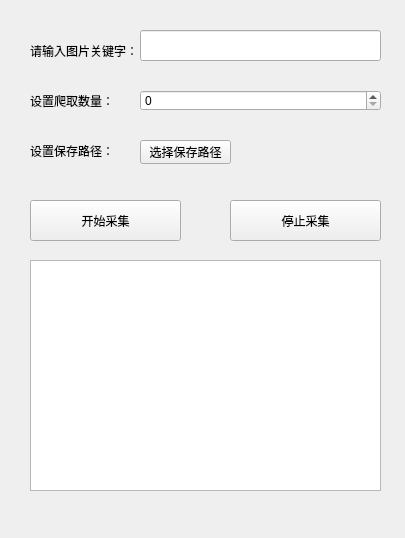
The window that main.ui (Whale-Yu/ImageCollectMaster) describes before a commit, drawn with Qt 5.
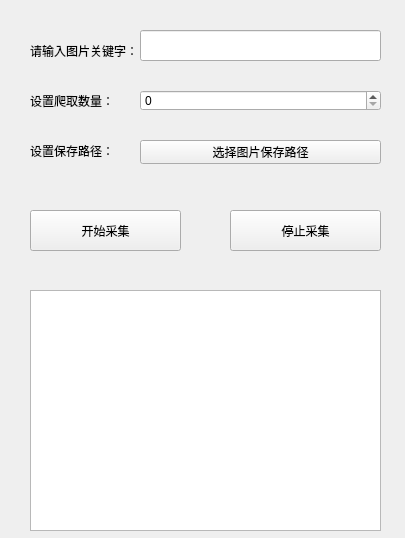
The same window after the commit.

Patch:
```diff
--- a/main.ui
+++ b/main.ui
@@ -30,7 +30,7 @@
    <property name="geometry">
     <rect>
      <x>30</x>
-     <y>200</y>
+     <y>210</y>
      <width>151</width>
      <height>41</height>
     </rect>
@@ -96,21 +96,21 @@
     <rect>
      <x>140</x>
      <y>140</y>
-     <width>91</width>
+     <width>241</width>
      <height>24</height>
     </rect>
    </property>
    <property name="text">
-    <string>选择保存路径</string>
+    <string>选择图片保存路径</string>
    </property>
   </widget>
   <widget class="QTextEdit" name="outputLineEdit">
    <property name="geometry">
     <rect>
      <x>30</x>
-     <y>260</y>
+     <y>290</y>
      <width>351</width>
-     <height>231</height>
+     <height>241</height>
     </rect>
    </property>
   </widget>
@@ -118,7 +118,7 @@
    <property name="geometry">
     <rect>
      <x>230</x>
-     <y>200</y>
+     <y>210</y>
      <width>151</width>
      <height>41</height>
     </rect>
```
